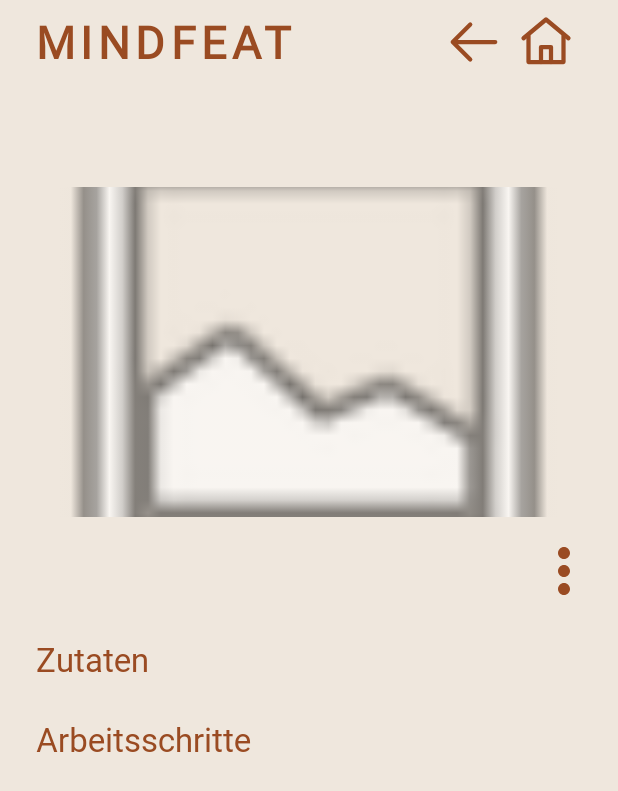
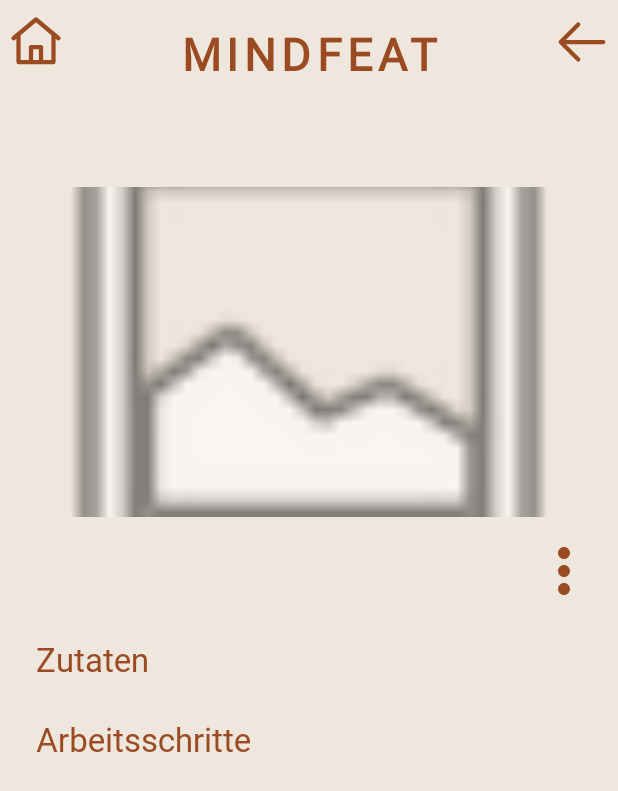
Before and after one commit to Cynd3r3ll4/MINDFEAT, an Android app: the RezeptDetailActivity screen opened directly, with no data from a screen before it, on a phone screen of 412 x 824 dp. Shown: the top 791 px of the screen. Run offline under Robolectric (Android 15) with nearby library versions, the phone set to English and light mode, and no system bars; our stand-ins replace Room's generated code; 1 statement that could not run was skipped.

Commit message:
optische Anpassung der Kopfzeile

```diff
--- a/app/src/main/java/de/mindfeat/app/view/activities/RezeptUebersichtActivity.java
+++ b/app/src/main/java/de/mindfeat/app/view/activities/RezeptUebersichtActivity.java
@@ -115,6 +115,7 @@ public class RezeptUebersichtActivity extends AppCompatActivity {
     // Navigation zurück zur Startseite
     private void navigationEinrichten() {
         findViewById(R.id.btnRezeptStartseite).setOnClickListener(v -> finish());
+        findViewById(R.id.btnRezeptUebersichtZurueck).setOnClickListener(v -> finish());
         findViewById(R.id.btnRezeptHinzufuegen).setOnClickListener(v -> {
             Intent intent = new Intent(RezeptUebersichtActivity.this, RezeptErstellenActivity.class);
             startActivity(intent);});
--- a/app/src/main/res/layout/activity_rezept_detail.xml
+++ b/app/src/main/res/layout/activity_rezept_detail.xml
@@ -5,10 +5,50 @@
     android:layout_width="match_parent"
     android:layout_height="match_parent">
 
+    <LinearLayout
+        android:layout_width="match_parent"
+        android:layout_height="match_parent"
+        android:orientation="vertical">
+
+        <!-- Kopfzeile -->
+        <FrameLayout
+            android:layout_width="match_parent"
+            android:layout_height="56dp">
+
+            <TextView
+                android:id="@+id/tvAppTitel"
+                style="@style/TextAppearance.Mindfeat.AppTitel"
+                android:layout_width="match_parent"
+                android:layout_height="match_parent"
+                android:layout_gravity="center_vertical"
+                android:gravity="bottom|center"
+                android:text="@string/app_name" />
+
+            <ImageButton
+                android:id="@+id/btnRezeptDetailStartseite"
+                style="@style/Widget.Mindfeat.NavigationIconButton"
+                android:layout_width="48dp"
+                android:layout_height="48dp"
+                android:layout_gravity="start|center_vertical"
+                android:contentDescription="@string/alternativtext_rezept_startseite"
+                android:src="@drawable/ic_home" />
+
+            <ImageButton
+                android:id="@+id/btnRezeptDetailZurueck"
+                style="@style/Widget.Mindfeat.NavigationIconButton"
+                android:layout_width="48dp"
+                android:layout_height="48dp"
+                android:layout_gravity="end|center_vertical"
+                android:contentDescription="@string/alternativtext_zurueck"
+                android:src="@drawable/ic_zurueck" />
+
+        </FrameLayout>
+
         <ScrollView
             android:id="@+id/rezeptDetail"
             android:layout_width="match_parent"
-        android:layout_height="match_parent"
+            android:layout_height="0dp"
+            android:layout_weight="1"
             android:background="?attr/colorSurface"
             android:fillViewport="true"
             tools:context=".view.activities.RezeptDetailActivity">
@@ -20,38 +60,6 @@
                 android:paddingStart="24dp"
                 android:paddingEnd="24dp"
                 android:paddingBottom="24dp">
-
-            <!-- Kopfzeile -->
-            <LinearLayout
-                android:layout_width="match_parent"
-                android:layout_height="56dp"
-                android:gravity="center_vertical"
-                android:orientation="horizontal">
-
-                <TextView
-                    android:layout_width="0dp"
-                    android:layout_height="wrap_content"
-                    android:layout_weight="1"
-                    android:text="@string/app_name"
-                    style="@style/TextAppearance.Mindfeat.AppTitel" />
-
-                <ImageButton
-                    android:id="@+id/btnRezeptDetailZurueck"
-                    style="@style/Widget.Mindfeat.NavigationIconButton"
-                    android:layout_width="48dp"
-                    android:layout_height="48dp"
-                    android:contentDescription="@string/alternativtext_zurueck"
-                    android:src="@drawable/ic_zurueck" />
-
-                <ImageButton
-                    android:id="@+id/btnRezeptDetailStartseite"
-                    style="@style/Widget.Mindfeat.NavigationIconButton"
-                    android:layout_width="48dp"
-                    android:layout_height="48dp"
-                    android:contentDescription="@string/alternativtext_rezept_startseite"
-                    android:src="@drawable/ic_home" />
-
-            </LinearLayout>
 
                 <!-- Dynamischer Rezeptname -->
                 <TextView
@@ -155,6 +163,8 @@
 
         </ScrollView>
 
+    </LinearLayout>
+
     <!-- Overlay für Lösch-Bestätigung (100% Edge-to-Edge direkt in der Activity) -->
     <include
         android:id="@+id/layoutLoeschDialog"
```
Also changed, not shown: app/src/main/res/layout/activity_rezept_erstellen.xml (+17 -18 lines), app/src/main/res/layout/activity_rezept_uebersicht.xml (+18 -11 lines), 1 other file. Lines whose indentation alone changed are shown as unchanged.
